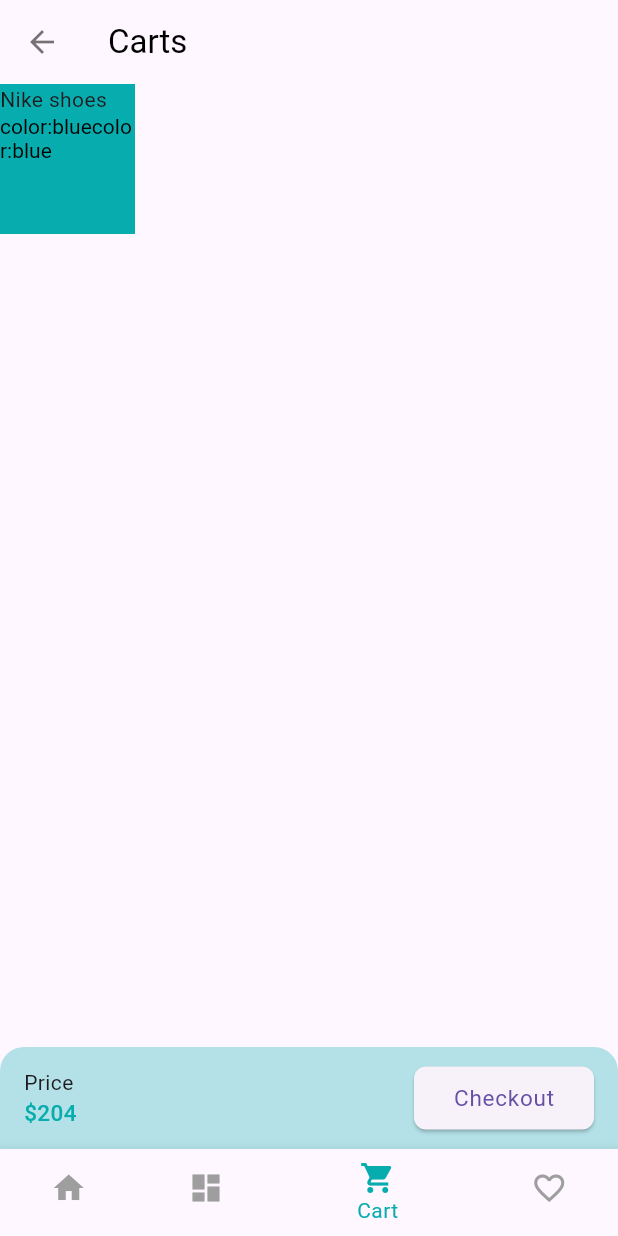
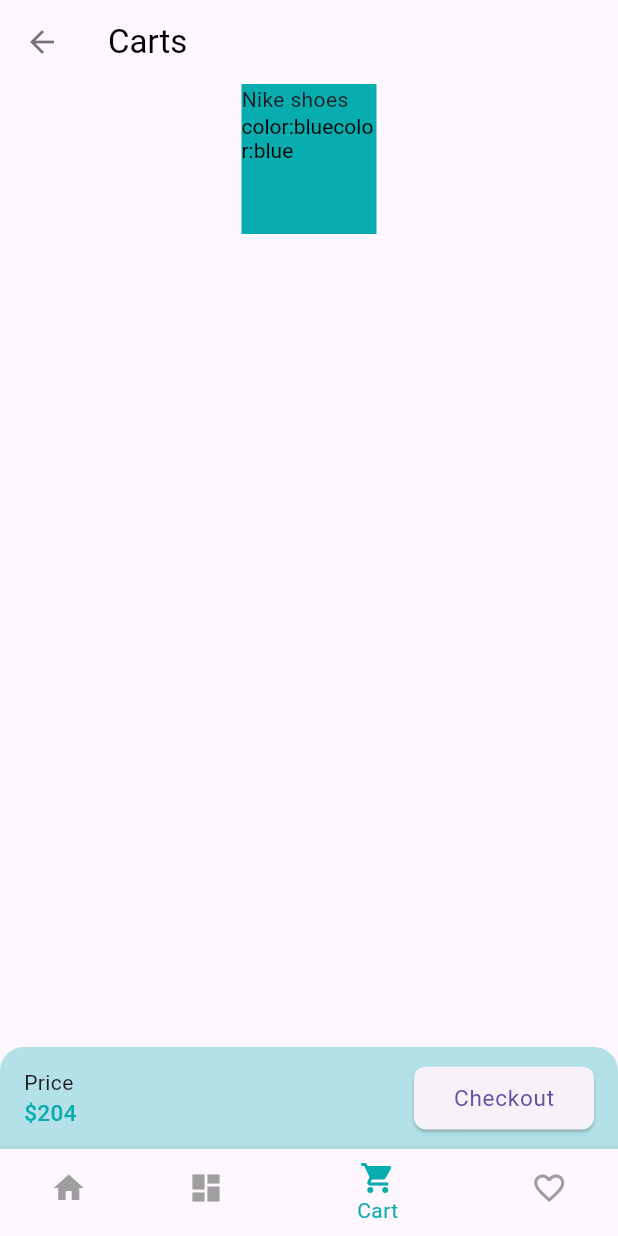
Before and after one commit to Rokeya17/craftybay, a Flutter app: the screen it shows after launch, item 3 of the bottom bar chosen, on a phone screen of 412 x 824 dp. Run offline on Flutter 3.47's test engine with Material 3 defaults, Android fonts, the phone set to English and light mode, and no system bars; our stand-ins replace carousel_slider, flutter_svg, get, pin_code_fields.

Commit message:
product details screen has been modified

```diff
--- a/lib/presentation/ui/screens/cart_screen.dart
+++ b/lib/presentation/ui/screens/cart_screen.dart
@@ -35,10 +35,7 @@ class _CartScreenState extends State<CartScreen> {
         body: Column(
           children: [
             Expanded(
-              child: Column(
-                children: [
-                  Row(
-                    children: [
+              child: Column(children: [
                 Container(
                   height: 100,
                   width: 90,
@@ -61,10 +58,7 @@ class _CartScreenState extends State<CartScreen> {
                     ],
                   ),
                 ),
-                    ],
-                  )
-                ],
-              ),
+              ]),
             ),
             Container(
               padding: const EdgeInsets.symmetric(horizontal: 16, vertical: 10),
--- a/lib/presentation/ui/screens/product_details_screen.dart
+++ b/lib/presentation/ui/screens/product_details_screen.dart
@@ -42,7 +42,7 @@ class _ProductDetailsScreenState extends State<ProductDetailsScreen> {
                       children: [
                         const Expanded(
                             child: Text(
-                          "Adidas shoe sdfs dsfsadgs vsdgsa asdgewgfdsf sdfgsdgr ytjtyu",
+                          "kjjfiodjfippkrfgorkfrjwfokrf;gmk.jrgpofdklrf,mgvkjre",
                           maxLines: 2,
                           style: TextStyle(
                             fontSize: 15,
```
Also changed, not shown: lib/presentation/state_holders/new_product_controller.dart (+0 -30 lines). Lines whose indentation alone changed are shown as unchanged.
